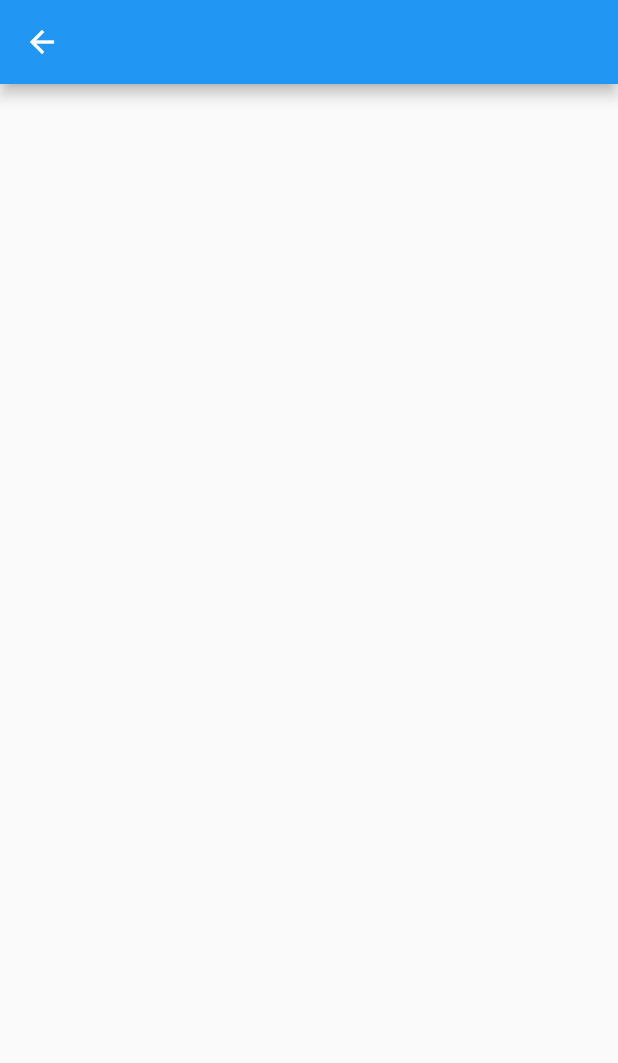
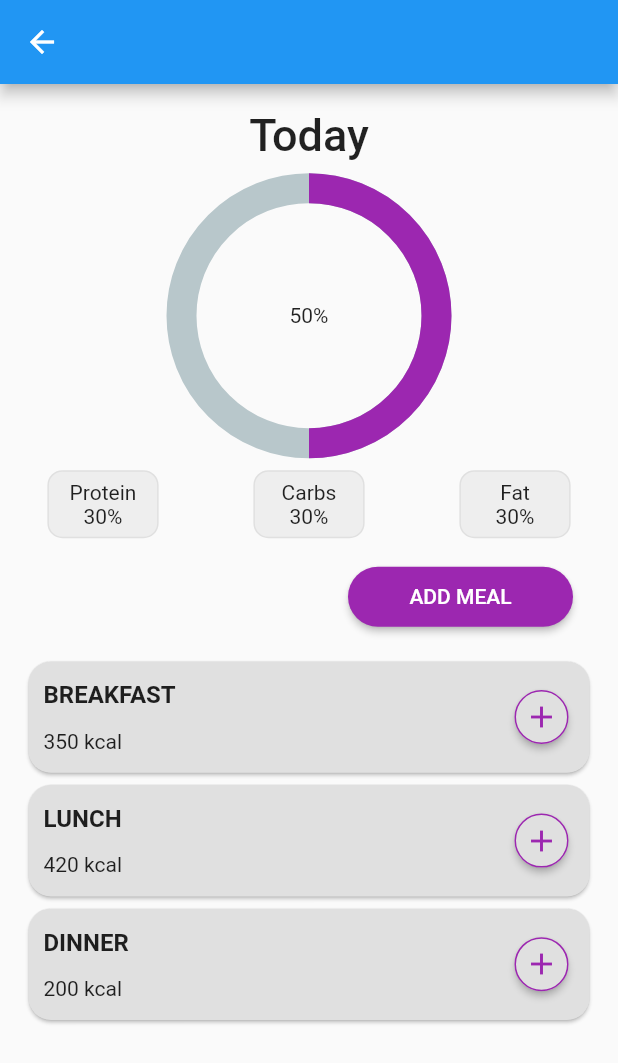
Before and after one commit to bugrahanuguz/Calories-App, a Flutter app: the HomePage screen opened directly, on a phone screen of 412 x 824 dp. Shown: the top 1063 px of the screen. Run offline on Flutter 3.47's test engine with Material 2 defaults, Android fonts, the phone set to English and light mode, and no system bars; drawn by our look-alikes of percent_indicator; accounts and stored records are empty; network calls fail.

Commit message:
add homepage

```diff
--- /dev/null
+++ b/lib/components/home_page/buttons.dart
@@ -0,0 +1,29 @@
+import 'package:flutter/material.dart';
+import 'package:provider/provider.dart';
+
+import '../../viewmodel/homepage_view_model.dart';
+
+class HomePageButtons extends StatelessWidget {
+  const HomePageButtons({super.key});
+
+  @override
+  Widget build(BuildContext context) {
+    return Container(
+      padding: EdgeInsets.only(top: 15, right: 30),
+      alignment: Alignment.centerRight,
+      child: ElevatedButton(
+        onPressed: () {
+          context.read<HomepageViewModel>().addMeal();
+        },
+        child: Text("ADD MEAL"),
+        style: ButtonStyle(
+            fixedSize: MaterialStatePropertyAll(Size(150, 40)),
+            backgroundColor: MaterialStatePropertyAll(Colors.purple),
+            shape: MaterialStateProperty.all<RoundedRectangleBorder>(
+                RoundedRectangleBorder(
+              borderRadius: BorderRadius.circular(20.0),
+            ))),
+      ),
+    );
+  }
+}
--- /dev/null
+++ b/lib/components/home_page/calories_widget.dart
@@ -0,0 +1,56 @@
+import 'package:flutter/material.dart';
+import 'package:flutter/src/widgets/framework.dart';
+import 'package:flutter/src/widgets/placeholder.dart';
+
+class CaloriesWidget extends StatelessWidget {
+  const CaloriesWidget({super.key});
+
+  @override
+  Widget build(BuildContext context) {
+    return Row(
+      mainAxisAlignment: MainAxisAlignment.spaceAround,
+      children: [
+        _container(
+            Column(
+              mainAxisAlignment: MainAxisAlignment.center,
+              children: [
+                Text(nutritionsValue[0]),
+                Text("30%"),
+              ],
+            ),
+            context),
+        _container(
+            Column(
+              mainAxisAlignment: MainAxisAlignment.center,
+              children: [
+                Text(nutritionsValue[1]),
+                Text("30%"),
+              ],
+            ),
+            context),
+        _container(
+            Column(
+              mainAxisAlignment: MainAxisAlignment.center,
+              children: [
+                Text(nutritionsValue[2]),
+                Text("30%"),
+              ],
+            ),
+            context)
+      ],
+    );
+  }
+}
+
+Widget _container(Widget child, BuildContext context) => Container(
+      width: MediaQuery.of(context).size.width * 0.18,
+      height: MediaQuery.of(context).size.height * 0.055,
+      decoration: BoxDecoration(
+        color: Colors.grey.shade200,
+        border: Border.all(color: Colors.grey.shade300),
+        borderRadius: BorderRadius.circular(10),
+      ),
+      child: child,
+    );
+
+List nutritionsValue = ["Protein", "Carbs", "Fat"];
--- /dev/null
+++ b/lib/components/home_page/circular_progress.dart
@@ -0,0 +1,22 @@
+import 'package:flutter/material.dart';
+import 'package:flutter/src/widgets/framework.dart';
+import 'package:flutter/src/widgets/placeholder.dart';
+import 'package:percent_indicator/circular_percent_indicator.dart';
+
+class CircularProgress extends StatelessWidget {
+  const CircularProgress({super.key});
+
+  @override
+  Widget build(BuildContext context) {
+    return Container(
+      height: MediaQuery.of(context).size.height * 0.25,
+      child: new CircularPercentIndicator(
+        radius: 95.0,
+        lineWidth: 20.0,
+        percent: 0.50,
+        center: new Text("50%"),
+        progressColor: Colors.purple,
+      ),
+    );
+  }
+}
--- /dev/null
+++ b/lib/components/home_page/meal_card.dart
@@ -0,0 +1,74 @@
+import 'package:flutter/material.dart';
+import 'package:provider/provider.dart';
+
+import '../../viewmodel/homepage_view_model.dart';
+
+class MealCard extends StatelessWidget {
+  const MealCard({super.key});
+
+  @override
+  Widget build(BuildContext context) {
+    List meal = context.watch<HomepageViewModel>().meals;
+    List calories = context.watch<HomepageViewModel>().calories;
+
+    return Container(
+      margin: const EdgeInsets.all(15),
+      height: MediaQuery.of(context).size.height * 0.4,
+      child: ListView.builder(
+        itemCount: meal.length,
+        itemBuilder: (BuildContext context, int index) {
+          return Container(
+            height: MediaQuery.of(context).size.height * 0.1,
+            decoration: BoxDecoration(borderRadius: BorderRadius.circular(50)),
+            child: Card(
+              color: Colors.grey.shade300,
+              shape: RoundedRectangleBorder(
+                borderRadius: BorderRadius.circular(15.0),
+              ),
+              child: Row(
+                  mainAxisAlignment: MainAxisAlignment.spaceBetween,
+                  children: [
+                    Padding(
+                      padding: const EdgeInsets.only(left: 10.0),
+                      child: Column(
+                        crossAxisAlignment: CrossAxisAlignment.start,
+                        mainAxisAlignment: MainAxisAlignment.spaceEvenly,
+                        children: [
+                          Text(
+                            meal[index],
+                            style: const TextStyle(
+                                fontSize: 16, fontWeight: FontWeight.w600),
+                          ),
+                          Text(calories[index]),
+                        ],
+                      ),
+                    ),
+                    _addButton()
+                  ]),
+            ),
+          );
+        },
+      ),
+    );
+  }
+}
+
+// List meals = [
+//   "BREAKFAST",
+//   "LUNCH",
+//   "DINNER",
+// ];
+// List calories = [
+//   "350 kcal",
+//   "420 kcal",
+//   "200 kcal",
+// ];
+
+Widget _addButton() => ElevatedButton(
+      onPressed: () {},
+      child: const Icon(Icons.add, color: Colors.purple),
+      style: ElevatedButton.styleFrom(
+          shape: const CircleBorder(side: BorderSide(color: Colors.purple)),
+          padding: const EdgeInsets.all(5),
+          backgroundColor: Colors.grey.shade300),
+    );
--- /dev/null
+++ b/lib/components/nutrition_list.dart
@@ -0,0 +1,36 @@
+import 'package:flutter/material.dart';
+import 'package:provider/provider.dart';
+import '../models/nutritions_model.dart';
+import '../models/user_model.dart';
+import '../viewmodel/nutritions_view_model.dart';
+import '../viewmodel/users_view_model.dart';
+
+class NutritionListWidget extends StatelessWidget {
+  const NutritionListWidget({super.key});
+
+  @override
+  Widget build(BuildContext context) {
+    return ListView.builder(
+      itemCount: context.watch<NutritionViewModel>().nutrition_list.length,
+      itemBuilder: (BuildContext context, int index) {
+        Nutritions nutrit =
+            context.watch<NutritionViewModel>().nutrition_list[index];
+        UserModel user = context.watch<UserViewModel>().users[index];
+        return Column(
+          children: [
+            Text(user.email.toString()),
+            Text(nutrit.name.toString()),
+            Text(nutrit.calories.toString()),
+            TextButton(
+                onPressed: () async {
+                  var provider =
+                      Provider.of<NutritionViewModel>(context, listen: false);
+                  await provider.getNutrition();
+                },
+                child: Text("Tıkla"))
+          ],
+        );
+      },
+    );
+  }
+}
--- a/lib/main.dart
+++ b/lib/main.dart
@@ -1,5 +1,6 @@
 import 'package:flutter/material.dart';
 import 'package:provider/provider.dart';
+import 'package:softito_final_project/viewmodel/homepage_view_model.dart';
 import 'package:softito_final_project/viewmodel/login_view_model.dart';
 import 'package:softito_final_project/viewmodel/nutritions_view_model.dart';
 import 'package:softito_final_project/viewmodel/users_view_model.dart';
@@ -20,6 +21,7 @@ class MyApp extends StatelessWidget {
         ChangeNotifierProvider(create: (context) => NutritionViewModel()),
         ChangeNotifierProvider(create: (context) => UserViewModel()),
         ChangeNotifierProvider(create: (context) => LoginViewModel()),
+        ChangeNotifierProvider(create: (context) => HomepageViewModel()),
       ],
       child: MaterialApp(
         debugShowCheckedModeBanner: false,
@@ -27,7 +29,7 @@ class MyApp extends StatelessWidget {
         theme: ThemeData(
           primarySwatch: Colors.blue,
         ),
-        home: const LoginPage(),
+        home: HomePage(),
       ),
     );
   }
--- /dev/null
+++ b/lib/viewmodel/homepage_view_model.dart
@@ -0,0 +1,19 @@
+import 'package:flutter/material.dart';
+
+class HomepageViewModel extends ChangeNotifier {
+  List meals = [
+    "BREAKFAST",
+    "LUNCH",
+    "DINNER",
+  ];
+  List calories = [
+    "350 kcal",
+    "420 kcal",
+    "200 kcal",
+  ];
+  addMeal() {
+    meals.add("OTHER");
+    calories.add("0 kcal");
+    notifyListeners();
+  }
+}
--- a/lib/views/home_page.dart
+++ b/lib/views/home_page.dart
@@ -1,10 +1,12 @@
 import 'package:flutter/material.dart';
-
 import 'package:provider/provider.dart';
-import 'package:softito_final_project/models/nutritions_model.dart';
-import 'package:softito_final_project/models/user_model.dart';
 import 'package:softito_final_project/viewmodel/nutritions_view_model.dart';
 import 'package:softito_final_project/viewmodel/users_view_model.dart';
+import '../components/home_page/buttons.dart';
+import '../components/home_page/calories_widget.dart';
+import '../components/home_page/circular_progress.dart';
+import '../components/home_page/meal_card.dart';
+import '../components/nutrition_list.dart';
 
 class HomePage extends StatefulWidget {
   const HomePage({super.key});
@@ -28,29 +30,20 @@ class _HomePageState extends State<HomePage> {
     //UserModel user = context.watch<UserViewModel>().user;
     return Scaffold(
       appBar: AppBar(),
-      body: SafeArea(
-        child: ListView.builder(
-          itemCount: context.watch<NutritionViewModel>().nutrition_list.length,
-          itemBuilder: (BuildContext context, int index) {
-            Nutritions nutrit =
-                context.watch<NutritionViewModel>().nutrition_list[index];
-            UserModel user = context.watch<UserViewModel>().users[index];
-            return Column(
-              children: [
-                Text(user.email.toString()),
-                Text(nutrit.name.toString()),
-                Text(nutrit.calories.toString()),
-                TextButton(
-                    onPressed: () async {
-                      var provider = Provider.of<NutritionViewModel>(context,
-                          listen: false);
-                      await provider.getNutrition();
-                    },
-                    child: Text("Tıkla"))
-              ],
-            );
-          },
-        ),
+      body: Column(
+        children: [
+          SizedBox(
+            height: MediaQuery.of(context).size.height * 0.02,
+          ),
+          const Text(
+            "Today",
+            style: TextStyle(fontSize: 30, fontWeight: FontWeight.w500),
+          ),
+          const CircularProgress(),
+          const CaloriesWidget(),
+          const HomePageButtons(),
+          const MealCard(),
+        ],
       ),
     );
   }
--- a/pubspec.yaml
+++ b/pubspec.yaml
@@ -37,6 +37,7 @@ dependencies:
   cupertino_icons: ^1.0.2
   http: ^0.13.5
   provider: ^6.0.5
+  percent_indicator: ^4.2.3
 
 dev_dependencies:
   flutter_test:
```
Also changed, not shown: lib/components/home_page/a.dart (deleted), pubspec.lock.
